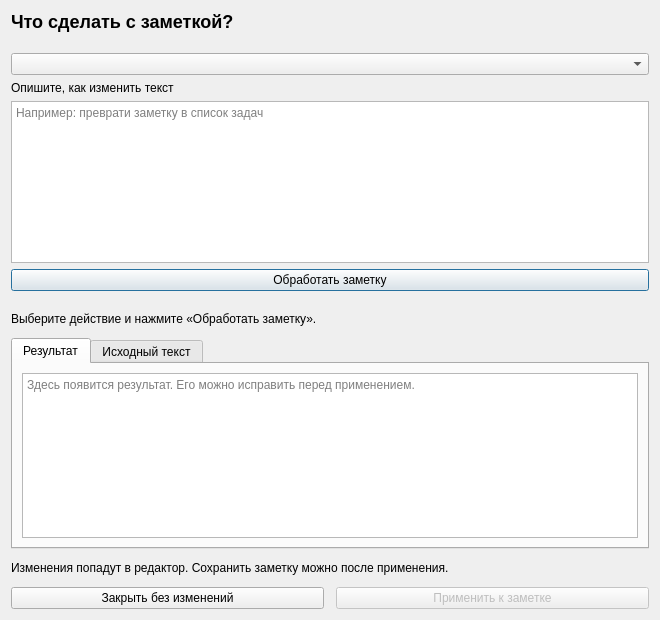
The window that ui/preview_window.ui (thekeny/Sayte) describes before a commit, drawn with Qt 5.
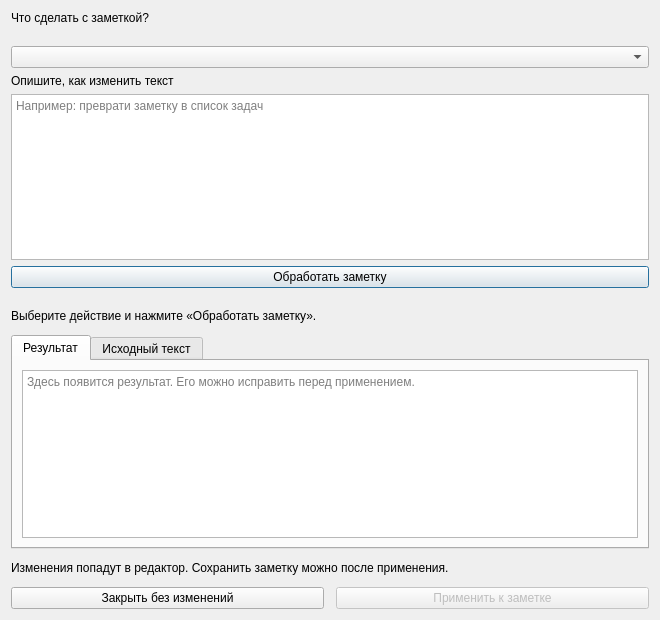
The same window after the commit.

Patch:
```diff
--- a/ui/preview_window.ui
+++ b/ui/preview_window.ui
@@ -4,7 +4,7 @@
 <property name="geometry"><rect><x>0</x><y>0</y><width>660</width><height>620</height></rect></property>
 <layout class="QVBoxLayout" name="verticalLayout">
 <property name="spacing"><number>12</number></property>
-<item><widget class="QLabel" name="heading"><property name="text"><string>Что сделать с заметкой?</string></property><property name="styleSheet"><string>font-size: 18px; font-weight: 600;</string></property></widget></item>
+<item><widget class="QLabel" name="heading"><property name="text"><string>Что сделать с заметкой?</string></property></widget></item>
 <item><widget class="QWidget" name="controls"><layout class="QVBoxLayout" name="controlsLayout">
 <property name="leftMargin"><number>0</number></property><property name="rightMargin"><number>0</number></property>
 <item><widget class="QComboBox" name="presetCombo"><property name="accessibleName"><string>Действие с заметкой</string></property><property name="minimumHeight"><number>34</number></property></widget></item>
```
